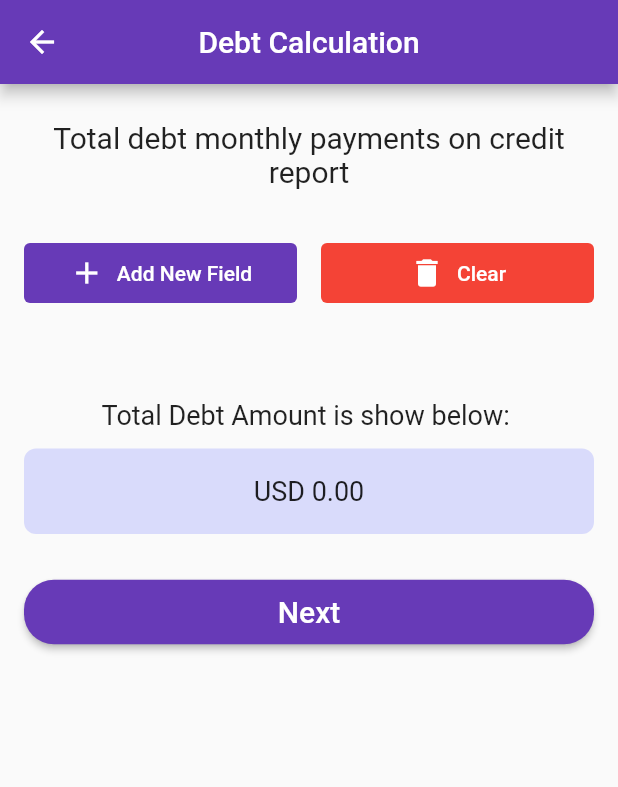
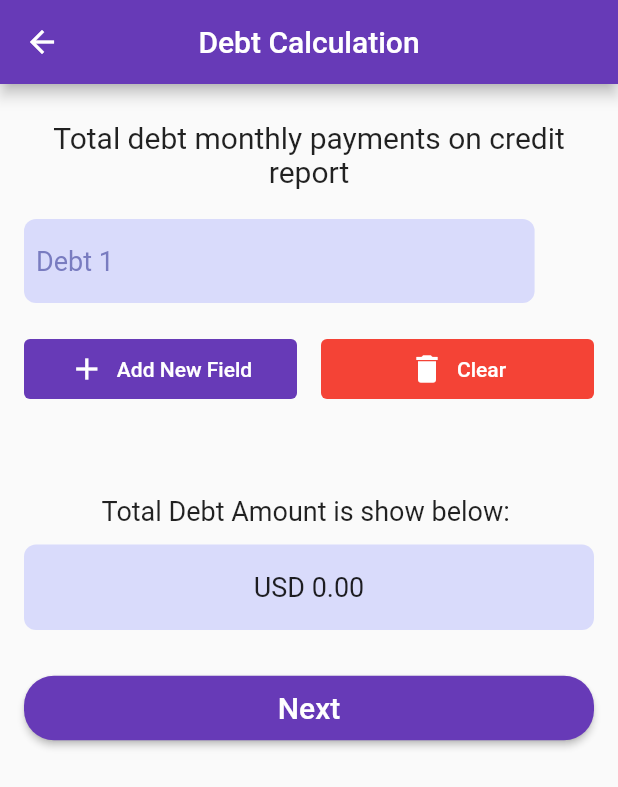
Before and after one commit to oyinlola007/dti_calculator, a Flutter app: the DebtCalculatorScreen screen opened directly with empty values, after a tap on "Clear", on a phone screen of 412 x 824 dp. Shown: the top 787 px of the screen. Run offline on Flutter 3.47's test engine with Material 2 defaults, Android fonts, the phone set to English and light mode, and no system bars; our stand-ins replace bloc, currency_text_input_formatter, dartz, equatable, flutter_bloc, fluttertoast and 3 more; accounts and stored records are empty.

Commit message:
Fixed issues

```diff
--- a/lib/features/debt_calculator/bloc/debt_calculator_bloc.dart
+++ b/lib/features/debt_calculator/bloc/debt_calculator_bloc.dart
@@ -90,11 +90,11 @@ class DebtCalculatorBloc extends Bloc<DebtCalculatorEvent, DebtCalculatorState>
 
   Stream<DebtCalculatorState> _mapClearEventToState(Clear event) async* {
     yield state.copyWith(totalDebt: 0, debtValues: []);
-    // yield state.copyWith(totalDebt: 0, debtValues: [
-    //   {
-    //     "id": 0,
-    //     "value": 0,
-    //   }
-    // ]);
+    yield state.copyWith(totalDebt: 0, debtValues: [
+      {
+        "id": 0,
+        "value": 0,
+      }
+    ]);
   }
 }
--- a/lib/features/debt_calculator/debt_calculator_screen.dart
+++ b/lib/features/debt_calculator/debt_calculator_screen.dart
@@ -115,7 +115,6 @@ class _DebtCalculatorScreenState extends State<DebtCalculatorScreen> {
                             onPressed: () {
                               setState(() {
                                 ctx.read<DebtCalculatorBloc>().add(Clear());
-                                setState(() {});
                                 // _values.add({
                                 //   "id": _values.length,
                                 //   "value": 0,
```
